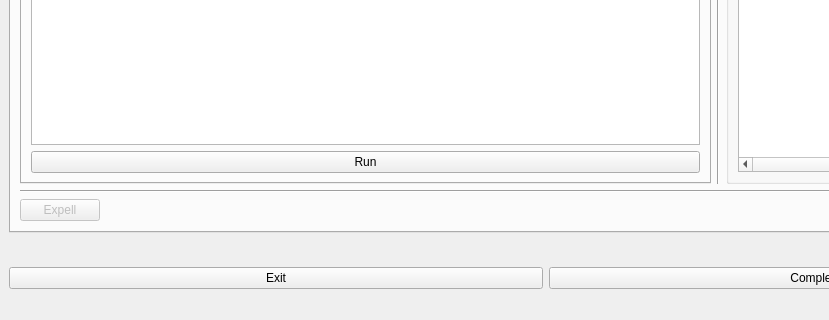
KaziRifatMorshed/SmartXm, file src/SmartXm-CSEKU/evaluation.ui: the form before one commit; both pictures show x 0 to 829 and y 514 to 834 of the 1092 by 834 pixel window.
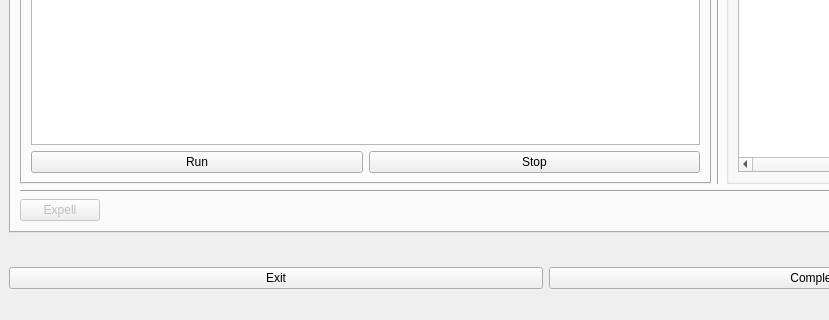
The form after the commit. The open tabs and pages were chosen to show the change.

Commit message: Stop button added

Patch:
```diff
--- a/src/SmartXm-CSEKU/evaluation.ui
+++ b/src/SmartXm-CSEKU/evaluation.ui
@@ -298,12 +298,23 @@
                  </widget>
                 </item>
                 <item>
+                 <layout class="QHBoxLayout" name="horizontalLayout_11">
+                  <item>
                  <widget class="QPushButton" name="runThisFile_pushButton_2">
                   <property name="text">
                    <string>Run</string>
                   </property>
                  </widget>
                 </item>
+                  <item>
+                   <widget class="QPushButton" name="stopSingleJudge">
+                    <property name="text">
+                     <string>Stop</string>
+                    </property>
+                   </widget>
+                  </item>
+                 </layout>
+                </item>
                </layout>
               </widget>
              </widget>
```
Left out of the diff: 4 changed lines with no effect on the pictures. Lines whose indentation alone changed are shown as unchanged. The commit also changes 2 other files.
